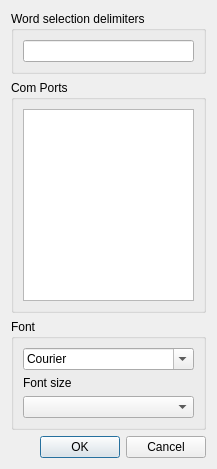
Old version of the form ComBombGui/configdialog.ui in the repository cdesjardins/ComBomb.
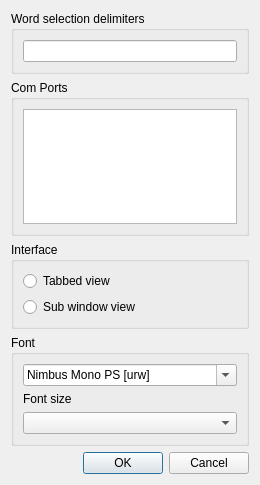
New version of the form. Icons and pictures are not drawn. Custom widgets are drawn as their Qt base class.

Commit message: Adding tabbed view options

```diff
--- a/ComBombGui/configdialog.ui
+++ b/ComBombGui/configdialog.ui
@@ -6,8 +6,8 @@
    <rect>
     <x>0</x>
     <y>0</y>
-    <width>174</width>
-    <height>469</height>
+    <width>260</width>
+    <height>485</height>
    </rect>
   </property>
   <property name="windowTitle">
@@ -18,18 +18,6 @@
     <normaloff>:/images/ComBomb16.png</normaloff>:/images/ComBomb16.png</iconset>
   </property>
   <layout class="QGridLayout" name="gridLayout">
-   <item row="1" column="0">
-    <widget class="QGroupBox" name="ConfigComPorts">
-     <property name="title">
-      <string>Com Ports</string>
-     </property>
-     <layout class="QVBoxLayout" name="verticalLayout_2">
-      <item>
-       <widget class="CBListWidget" name="comPortsList"/>
-      </item>
-     </layout>
-    </widget>
-   </item>
    <item row="0" column="0">
     <widget class="QGroupBox" name="ConfigDelimiters">
      <property name="title">
@@ -42,7 +30,7 @@
      </layout>
     </widget>
    </item>
-   <item row="3" column="0">
+   <item row="4" column="0">
     <widget class="QDialogButtonBox" name="buttonBox">
      <property name="orientation">
       <enum>Qt::Horizontal</enum>
@@ -52,7 +40,19 @@
      </property>
     </widget>
    </item>
-   <item row="2" column="0">
+   <item row="1" column="0">
+    <widget class="QGroupBox" name="ConfigComPorts">
+     <property name="title">
+      <string>Com Ports</string>
+     </property>
+     <layout class="QVBoxLayout" name="verticalLayout_2">
+      <item>
+       <widget class="CBListWidget" name="comPortsList"/>
+      </item>
+     </layout>
+    </widget>
+   </item>
+   <item row="3" column="0">
     <widget class="QGroupBox" name="ConfigFont">
      <property name="title">
       <string>Font</string>
@@ -65,7 +65,7 @@
         </property>
         <property name="currentFont">
          <font>
-          <family>Courier</family>
+          <family>Nimbus Mono L</family>
          </font>
         </property>
        </widget>
@@ -87,6 +87,29 @@
      </layout>
     </widget>
    </item>
+   <item row="2" column="0">
+    <widget class="QGroupBox" name="Interface">
+     <property name="title">
+      <string>Interface</string>
+     </property>
+     <layout class="QVBoxLayout" name="verticalLayout_4">
+      <item>
+       <widget class="QRadioButton" name="tabsRadioButton">
+        <property name="text">
+         <string>Tabbed view</string>
+        </property>
+       </widget>
+      </item>
+      <item>
+       <widget class="QRadioButton" name="mdiRdioButton">
+        <property name="text">
+         <string>Sub window view</string>
+        </property>
+       </widget>
+      </item>
+     </layout>
+    </widget>
+   </item>
   </layout>
  </widget>
  <customwidgets>
```
The commit also changes 7 other files.
